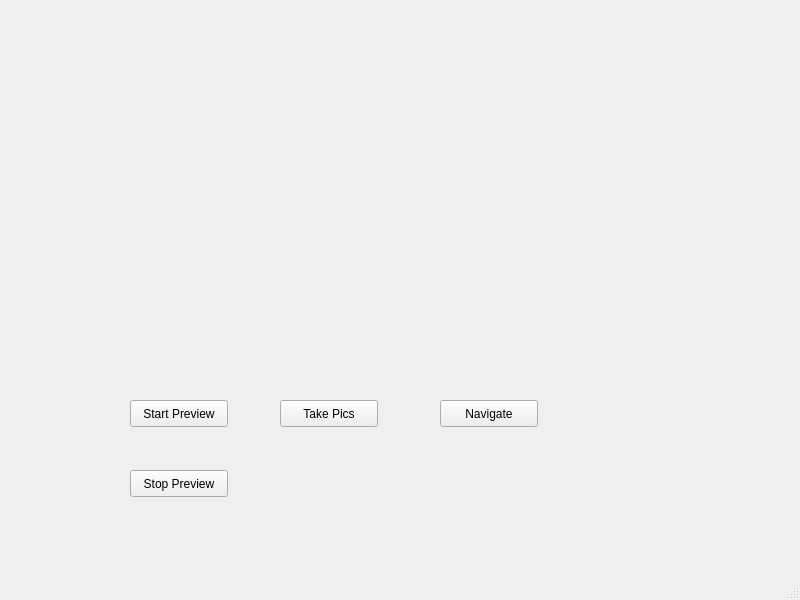
Qt form ui/intelligent_eye_GUI.ui (zhan1182/Intelligent-Eyes) before a commit.
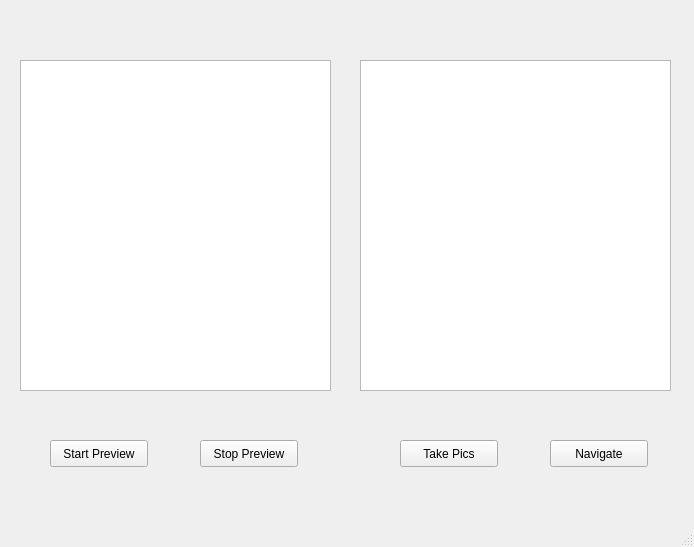
The same form after that commit.

The edit to the form file:
```diff
--- a/ui/intelligent_eye_GUI.ui
+++ b/ui/intelligent_eye_GUI.ui
@@ -6,8 +6,8 @@
    <rect>
     <x>0</x>
     <y>0</y>
-    <width>800</width>
-    <height>600</height>
+    <width>694</width>
+    <height>547</height>
    </rect>
   </property>
   <property name="windowTitle">
@@ -17,8 +17,8 @@
    <widget class="QPushButton" name="btn_start">
     <property name="geometry">
      <rect>
-      <x>130</x>
-      <y>400</y>
+      <x>50</x>
+      <y>440</y>
       <width>98</width>
       <height>27</height>
      </rect>
@@ -30,8 +30,8 @@
    <widget class="QPushButton" name="btn_stop">
     <property name="geometry">
      <rect>
-      <x>130</x>
-      <y>470</y>
+      <x>200</x>
+      <y>440</y>
       <width>98</width>
       <height>27</height>
      </rect>
@@ -43,8 +43,8 @@
    <widget class="QPushButton" name="btn_takePics">
     <property name="geometry">
      <rect>
-      <x>280</x>
-      <y>400</y>
+      <x>400</x>
+      <y>440</y>
       <width>98</width>
       <height>27</height>
      </rect>
@@ -56,8 +56,8 @@
    <widget class="QPushButton" name="btn_navigate">
     <property name="geometry">
      <rect>
-      <x>440</x>
-      <y>400</y>
+      <x>550</x>
+      <y>440</y>
       <width>98</width>
       <height>27</height>
      </rect>
@@ -66,6 +66,26 @@
      <string>Navigate</string>
     </property>
    </widget>
+   <widget class="QGraphicsView" name="view_cam0">
+    <property name="geometry">
+     <rect>
+      <x>20</x>
+      <y>60</y>
+      <width>311</width>
+      <height>331</height>
+     </rect>
+    </property>
+   </widget>
+   <widget class="QGraphicsView" name="view_cam1">
+    <property name="geometry">
+     <rect>
+      <x>360</x>
+      <y>60</y>
+      <width>311</width>
+      <height>331</height>
+     </rect>
+    </property>
+   </widget>
   </widget>
   <widget class="QMenuBar" name="menubar">
    <property name="geometry">
```
Left out of the diff: 2 changed lines with no effect on the pictures.
